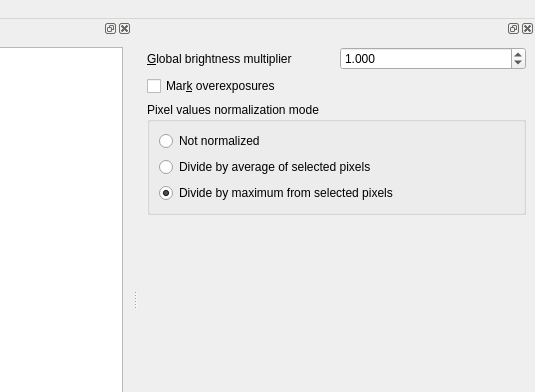
Before: the Qt Designer form combine-exposures/MainWindow.ui in 10110111/raw-utils, drawn with Qt 5; both pictures show x 265 to 800 and y 0 to 392 of the 800 by 600 pixel window.
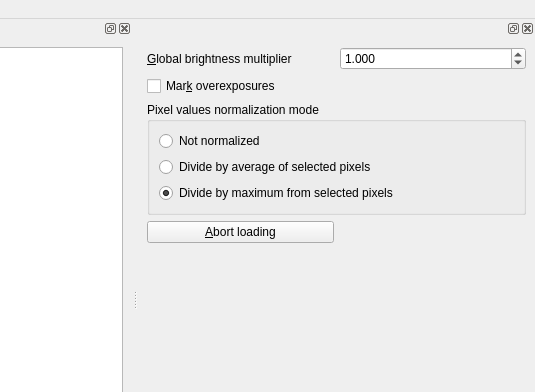
After: the same form once the commit is applied.

Commit message: Make it possible to abort loading of files

```diff
--- a/combine-exposures/MainWindow.ui
+++ b/combine-exposures/MainWindow.ui
@@ -87,6 +87,13 @@
       </widget>
      </item>
      <item row="3" column="0">
+      <widget class="QPushButton" name="abortLoadingBtn">
+       <property name="text">
+        <string>&amp;Abort loading</string>
+       </property>
+      </widget>
+     </item>
+     <item row="4" column="0">
       <spacer name="verticalSpacer">
        <property name="orientation">
         <enum>Qt::Vertical</enum>
```
The commit also changes 2 other files.
